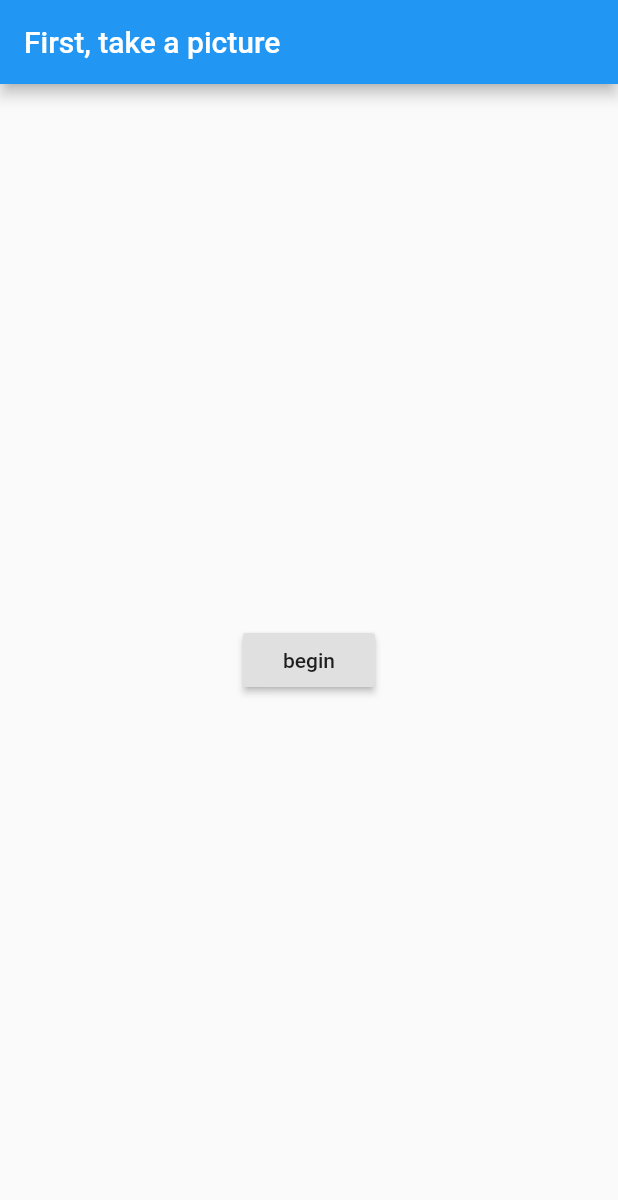
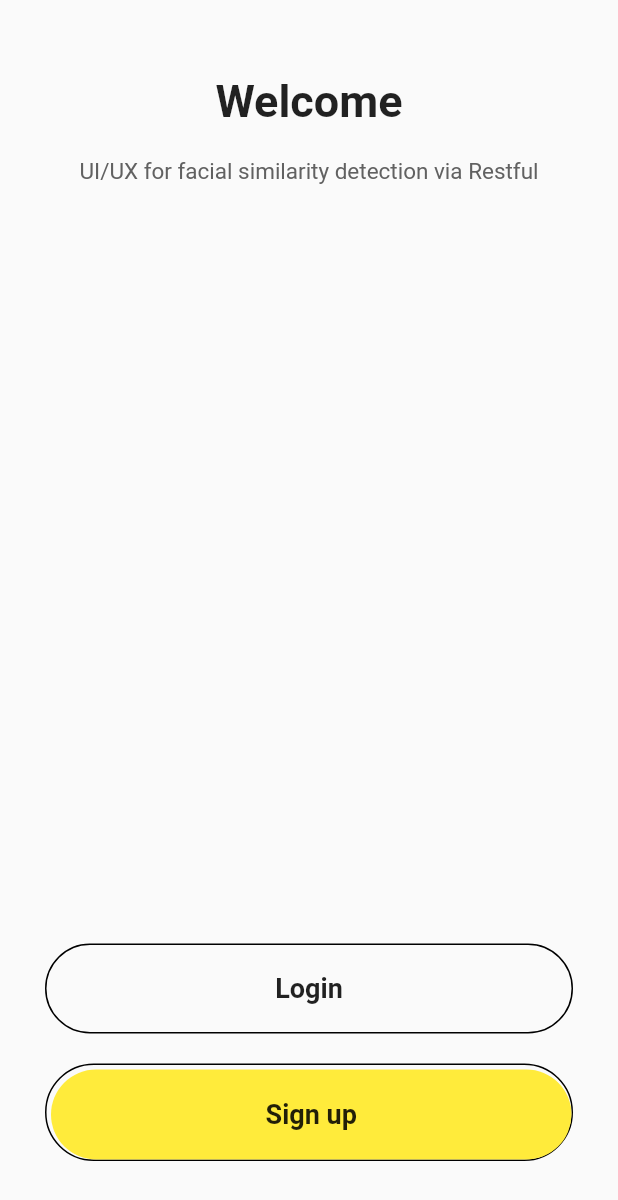
Before and after one commit to 60070106/faceapp_project, a Flutter app: the screen it shows after launch, on a phone screen of 412 x 824 dp. Shown: the top 1200 px of the screen. Run offline on Flutter 3.47's test engine with Material 2 defaults, Android fonts, the phone set to English and light mode, and no system bars; our stand-ins replace camera.

Commit message:
create login and signup page

```diff
--- a/faceapp-master/lib/main.dart
+++ b/faceapp-master/lib/main.dart
@@ -1,33 +1,109 @@
 import 'package:flutter/material.dart';
+import 'package:flutter/widgets.dart';
+import 'package:flutter_app/pages/Signup.dart';
 import 'package:flutter_app/pages/home_page.dart';
+import 'package:flutter_app/pages/login.dart';
 
 void main() {
-  runApp(MyApp());
+  runApp(MaterialApp(
+    debugShowCheckedModeBanner: false,
+    home: HomePage(),
+  ));
 }
 
-class MyApp extends StatelessWidget {
+class HomePage extends StatelessWidget {
   // This widget is the root of your application.
   @override
   Widget build(BuildContext context) {
-    return MaterialApp(
-      title: 'Flutter Demo',
-      theme: ThemeData(
-        // This is the theme of your application.
-        //
-        // Try running your application with "flutter run". You'll see the
-        // application has a blue toolbar. Then, without quitting the app, try
-        // changing the primarySwatch below to Colors.green and then invoke
-        // "hot reload" (press "r" in the console where you ran "flutter run",
-        // or simply save your changes to "hot reload" in a Flutter IDE).
-        // Notice that the counter didn't reset back to zero; the application
-        // is not restarted.
-        primarySwatch: Colors.blue,
-        // This makes the visual density adapt to the platform that you run
-        // the app on. For desktop platforms, the controls will be smaller and
-        // closer together (more dense) than on mobile platforms.
-        visualDensity: VisualDensity.adaptivePlatformDensity,
+    return Scaffold(
+      resizeToAvoidBottomInset: false,
+      body: SafeArea(
+        child: Container(
+          width: double.infinity,
+          height: MediaQuery.of(context).size.height,
+          padding: EdgeInsets.symmetric(horizontal: 30, vertical: 50),
+          child: Column(
+            mainAxisAlignment: MainAxisAlignment.spaceBetween,
+            // crossAxisAlignment: CrossAxisAlignment.center,
+            children: [
+              Column(
+                children: [
+                  Text(
+                    "Welcome",
+                    style: TextStyle(fontWeight: FontWeight.bold, fontSize: 30),
+                  ),
+                  SizedBox(
+                    height: 20,
+                  ),
+                  Text(
+                    "UI/UX for facial similarity detection via Restful",
+                    textAlign: TextAlign.center,
+                    style: TextStyle(color: Colors.grey[700], fontSize: 15),
+                  ),
+                ],
+              ),
+              // Container(
+              //   height: MediaQuery.of(context).size.height / 3,
+              //   decoration: BoxDecoration(
+              //       image: DecorationImage(image: AssetImage(''))),
+              // ),
+              Column(
+                children: [
+                  MaterialButton(
+                    minWidth: double.infinity,
+                    height: 60,
+                    onPressed: () {
+                      Navigator.push(context,
+                          MaterialPageRoute(builder: (context) => LoginPage()));
+                    },
+                    shape: RoundedRectangleBorder(
+                        side: BorderSide(color: Colors.black),
+                        borderRadius: BorderRadius.circular(50)),
+                    child: Text(
+                      "Login",
+                      style:
+                          TextStyle(fontWeight: FontWeight.w600, fontSize: 18),
+                    ),
+                  ),
+                  SizedBox(
+                    height: 20,
+                  ),
+                  Container(
+                    padding: EdgeInsets.only(top: 3, left: 3),
+                    decoration: BoxDecoration(
+                        border: Border(
+                          top: BorderSide(color: Colors.black),
+                          bottom: BorderSide(color: Colors.black),
+                          left: BorderSide(color: Colors.black),
+                          right: BorderSide(color: Colors.black),
+                        ),
+                        borderRadius: BorderRadius.circular(50)),
+                    child: MaterialButton(
+                      minWidth: double.infinity,
+                      height: 60,
+                      onPressed: () {
+                        Navigator.push(
+                            context,
+                            MaterialPageRoute(
+                                builder: (context) => SignupPage()));
+                      },
+                      color: Colors.yellow,
+                      elevation: 0,
+                      shape: RoundedRectangleBorder(
+                          borderRadius: BorderRadius.circular(50)),
+                      child: Text(
+                        "Sign up",
+                        style: TextStyle(
+                            fontWeight: FontWeight.w600, fontSize: 18),
+                      ),
+                    ),
+                  )
+                ],
+              )
+            ],
+          ),
+        ),
       ),
-      home: HomePage(),
     );
   }
 }
--- a/faceapp-master/lib/pages/home_page.dart
+++ b/faceapp-master/lib/pages/home_page.dart
@@ -3,14 +3,12 @@ import 'package:camera/camera.dart';
 import 'package:flutter/material.dart';
 import 'package:flutter_app/pages/take_picture_page.dart';
 
-
-class HomePage extends StatefulWidget {
+class FaceRegis extends StatefulWidget {
   @override
-  _HomePageState createState() => _HomePageState();
+  _FaceRegisState createState() => _FaceRegisState();
 }
 
-class _HomePageState extends State<HomePage> {
-
+class _FaceRegisState extends State<FaceRegis> {
   void _showCamera() async {
     final cameras = await availableCameras();
     final frontCamera = cameras[1];
@@ -18,10 +16,9 @@ class _HomePageState extends State<HomePage> {
     Navigator.push(
         context,
         MaterialPageRoute(
-          builder: (context) => TakePicturePage(camera: frontCamera)));
+            builder: (context) => TakePicturePage(camera: frontCamera)));
 
-    setState(() {
-    });
+    setState(() {});
   }
 
   @override
--- a/faceapp-master/pubspec.yaml
+++ b/faceapp-master/pubspec.yaml
@@ -29,7 +29,7 @@ dependencies:
   http: "^0.12.2"
   http_parser: "^3.1.4"
   image:
-
+  simple_animations: ^2.2.3
 
 
 
```
Also changed, not shown: faceapp-master/lib/pages/Signup.dart (added, +137 -0 lines), faceapp-master/lib/pages/login.dart (added, +148 -0 lines).
